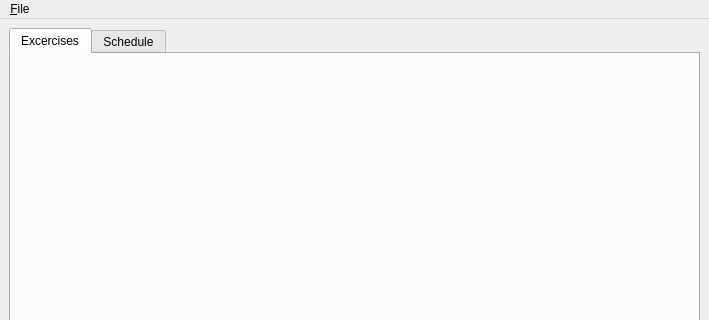
Qt form mainwindow.ui (sakost/straining) before a commit; both pictures show x 0 to 709 and y 0 to 320 of the 709 by 479 pixel window.
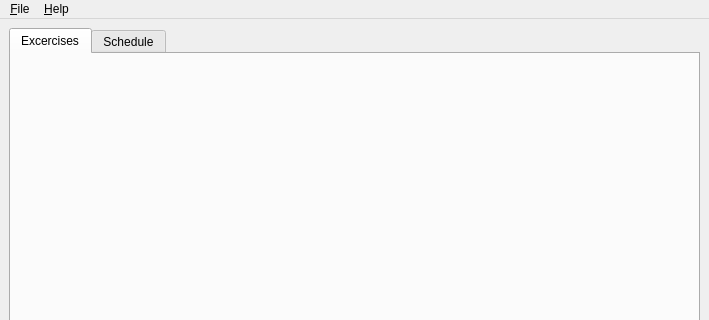
The same form after that commit.

The edit to the form file:
```diff
--- a/mainwindow.ui
+++ b/mainwindow.ui
@@ -54,7 +54,15 @@
     </property>
     <addaction name="action_Clear_user_info"/>
    </widget>
+   <widget class="QMenu" name="menu_Help">
+    <property name="title">
+     <string>&amp;Help</string>
+    </property>
+    <addaction name="actionAbout_Qt"/>
+    <addaction name="action_Quit"/>
+   </widget>
    <addaction name="menu_File"/>
+   <addaction name="menu_Help"/>
   </widget>
   <widget class="QStatusBar" name="statusbar"/>
   <action name="action_Clear_user_info">
```
Left out of the diff: 10 changed lines with no effect on the pictures.
